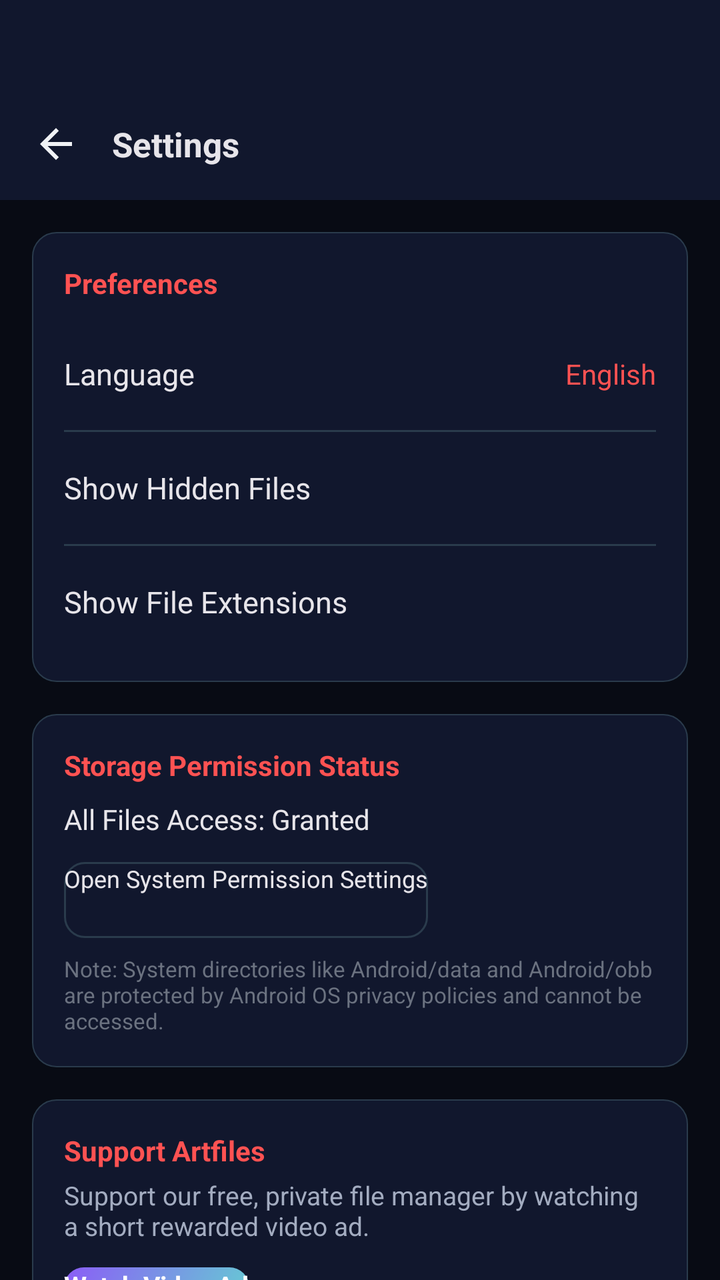
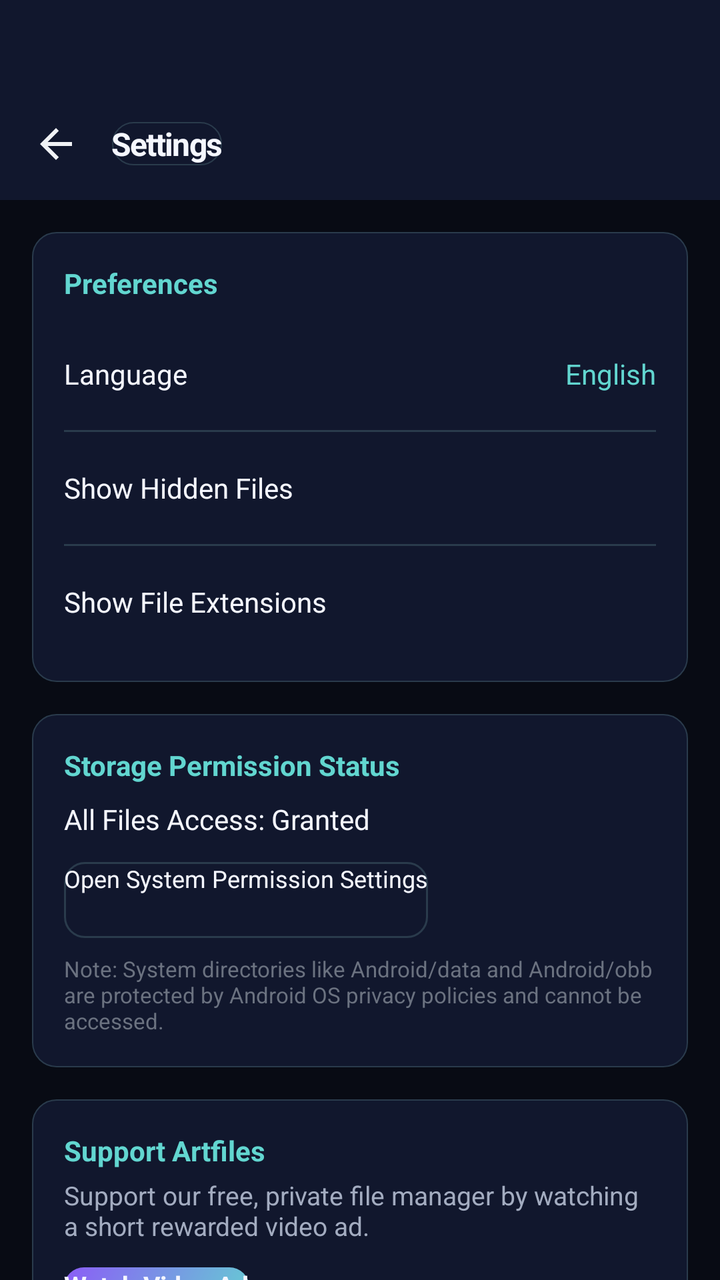

Before-and-after screenshots of an Android layout around one commit, followed by the original layout XML and the change that was made.
<!-- AndroidManifest.xml: application theme Theme.ArtrawFiles -->
<!-- res/layout/activity_settings.xml -->
<?xml version="1.0" encoding="utf-8"?>
<LinearLayout xmlns:android="http://schemas.android.com/apk/res/android"
    android:layout_width="match_parent"
    android:layout_height="match_parent"
    android:orientation="vertical"
    android:background="@color/aurora_background_deep">

    
    <LinearLayout
        android:id="@+id/headerSettings"
        android:layout_width="match_parent"
        android:layout_height="wrap_content"
        android:orientation="vertical"
        android:background="@color/aurora_background_surface">

        
        <View
            android:id="@+id/statusBarSpacerSettings"
            android:layout_width="match_parent"
            android:layout_height="44dp" />

        <RelativeLayout
            android:layout_width="match_parent"
            android:layout_height="56dp"
            android:paddingStart="8dp"
            android:paddingEnd="8dp">

            <ImageView
                android:id="@+id/btnSettingsBack"
                android:layout_width="40dp"
                android:layout_height="40dp"
                android:layout_alignParentStart="true"
                android:layout_centerVertical="true"
                android:padding="8dp"
                android:background="?android:attr/selectableItemBackgroundBorderless"
                android:src="@drawable/ic_arrow_back"
                android:contentDescription="@string/content_back" />

            <TextView
                android:layout_width="wrap_content"
                android:layout_height="wrap_content"
                android:layout_toEndOf="@id/btnSettingsBack"
                android:layout_centerVertical="true"
                android:layout_marginStart="8dp"
                android:text="@string/nav_settings"
                android:textColor="@color/text_primary_dark"
                android:textSize="17sp"
                android:textStyle="bold" />
        </RelativeLayout>
    </LinearLayout>

    <ScrollView
        android:id="@+id/scrollSettingsContent"
        android:layout_width="match_parent"
        android:layout_height="match_parent"
        android:clipToPadding="false">

        <LinearLayout
            android:layout_width="match_parent"
            android:layout_height="wrap_content"
            android:orientation="vertical"
            android:padding="16dp">

            
            <LinearLayout
                android:layout_width="match_parent"
                android:layout_height="wrap_content"
                android:orientation="vertical"
                android:background="@drawable/bg_aurora_card"
                android:padding="16dp"
                android:layout_marginBottom="16dp">

                <TextView
                    android:layout_width="wrap_content"
                    android:layout_height="wrap_content"
                    android:text="Preferences"
                    android:textColor="@color/artraw_crimson_accent"
                    android:textSize="14sp"
                    android:textStyle="bold"
                    android:layout_marginBottom="12dp" />

                
                <RelativeLayout
                    android:id="@+id/rowLanguage"
                    android:layout_width="match_parent"
                    android:layout_height="48dp"
                    android:clickable="true"
                    android:focusable="true">

                    <TextView
                        android:layout_width="wrap_content"
                        android:layout_height="wrap_content"
                        android:layout_alignParentStart="true"
                        android:layout_centerVertical="true"
                        android:text="@string/pref_language"
                        android:textColor="@color/text_primary_dark"
                        android:textSize="15sp" />

                    <TextView
                        android:id="@+id/tvCurrentLanguage"
                        android:layout_width="wrap_content"
                        android:layout_height="wrap_content"
                        android:layout_alignParentEnd="true"
                        android:layout_centerVertical="true"
                        android:text="English"
                        android:textColor="@color/artraw_crimson_accent"
                        android:textSize="14sp" />
                </RelativeLayout>

                <View
                    android:layout_width="match_parent"
                    android:layout_height="1dp"
                    android:background="@color/aurora_outline"
                    android:layout_marginTop="4dp"
                    android:layout_marginBottom="4dp" />

                
                <RelativeLayout
                    android:layout_width="match_parent"
                    android:layout_height="48dp">

                    <TextView
                        android:layout_width="wrap_content"
                        android:layout_height="wrap_content"
                        android:layout_alignParentStart="true"
                        android:layout_centerVertical="true"
                        android:text="@string/pref_show_hidden"
                        android:textColor="@color/text_primary_dark"
                        android:textSize="15sp" />

                    <CheckBox
                        android:id="@+id/cbShowHidden"
                        android:layout_width="wrap_content"
                        android:layout_height="wrap_content"
                        android:layout_alignParentEnd="true"
                        android:layout_centerVertical="true" />
                </RelativeLayout>

                <View
                    android:layout_width="match_parent"
                    android:layout_height="1dp"
                    android:background="@color/aurora_outline"
                    android:layout_marginTop="4dp"
                    android:layout_marginBottom="4dp" />

                
                <RelativeLayout
                    android:layout_width="match_parent"
                    android:layout_height="48dp">

                    <TextView
                        android:layout_width="wrap_content"
                        android:layout_height="wrap_content"
                        android:layout_alignParentStart="true"
                        android:layout_centerVertical="true"
                        android:text="@string/pref_show_extensions"
                        android:textColor="@color/text_primary_dark"
                        android:textSize="15sp" />

                    <CheckBox
                        android:id="@+id/cbShowExtensions"
                        android:layout_width="wrap_content"
                        android:layout_height="wrap_content"
                        android:layout_alignParentEnd="true"
                        android:layout_centerVertical="true" />
                </RelativeLayout>
            </LinearLayout>

            
            <LinearLayout
                android:layout_width="match_parent"
                android:layout_height="wrap_content"
                android:orientation="vertical"
                android:background="@drawable/bg_aurora_card"
                android:padding="16dp"
                android:layout_marginBottom="16dp">

                <TextView
                    android:layout_width="wrap_content"
                    android:layout_height="wrap_content"
                    android:text="Storage Permission Status"
                    android:textColor="@color/artraw_crimson_accent"
                    android:textSize="14sp"
                    android:textStyle="bold" />

                <TextView
                    android:id="@+id/tvPermissionStatus"
                    android:layout_width="match_parent"
                    android:layout_height="wrap_content"
                    android:layout_marginTop="8dp"
                    android:text="All Files Access: Granted"
                    android:textColor="@color/text_primary_dark"
                    android:textSize="14sp" />

                <Button
                    android:id="@+id/btnManagePermission"
                    android:layout_width="wrap_content"
                    android:layout_height="38dp"
                    android:layout_marginTop="12dp"
                    android:background="@drawable/bg_aurora_button_outlined"
                    android:text="Open System Permission Settings"
                    android:textColor="@color/text_primary_dark"
                    android:textSize="12sp" />

                <TextView
                    android:layout_width="match_parent"
                    android:layout_height="wrap_content"
                    android:layout_marginTop="8dp"
                    android:text="@string/perm_restricted_notice"
                    android:textColor="@color/aurora_text_tertiary"
                    android:textSize="11sp" />
            </LinearLayout>

            
            <LinearLayout
                android:layout_width="match_parent"
                android:layout_height="wrap_content"
                android:orientation="vertical"
                android:background="@drawable/bg_aurora_card"
                android:padding="16dp"
                android:layout_marginBottom="16dp">

                <TextView
                    android:layout_width="wrap_content"
                    android:layout_height="wrap_content"
                    android:text="Support Artfiles"
                    android:textColor="@color/artraw_crimson_accent"
                    android:textSize="14sp"
                    android:textStyle="bold" />

                <TextView
                    android:layout_width="match_parent"
                    android:layout_height="wrap_content"
                    android:layout_marginTop="4dp"
                    android:text="Support our free, private file manager by watching a short rewarded video ad."
                    android:textColor="@color/aurora_text_secondary"
                    android:textSize="13sp" />

                <Button
                    android:id="@+id/btnWatchRewardedAd"
                    android:layout_width="wrap_content"
                    android:layout_height="40dp"
                    android:layout_marginTop="12dp"
                    android:background="@drawable/bg_aurora_button_primary"
                    android:text="Watch Video Ad"
                    android:textColor="@android:color/white"
                    android:textSize="13sp"
                    android:textStyle="bold" />
            </LinearLayout>

            
            <LinearLayout
                android:layout_width="match_parent"
                android:layout_height="wrap_content"
                android:orientation="vertical"
                android:background="@drawable/bg_aurora_card"
                android:padding="16dp">

                <TextView
                    android:layout_width="wrap_content"
                    android:layout_height="wrap_content"
                    android:text="@string/app_name"
                    android:textColor="@color/text_primary_dark"
                    android:textSize="16sp"
                    android:textStyle="bold" />

                <TextView
                    android:id="@+id/tvAppVersion"
                    android:layout_width="wrap_content"
                    android:layout_height="wrap_content"
                    android:layout_marginTop="2dp"
                    android:text="Version 1.1.0 (Target Android 15)"
                    android:textColor="@color/aurora_text_secondary"
                    android:textSize="12sp" />

                <TextView
                    android:layout_width="match_parent"
                    android:layout_height="wrap_content"
                    android:layout_marginTop="12dp"
                    android:text="@string/pref_privacy_pledge"
                    android:textColor="@color/status_success"
                    android:textSize="13sp"
                    android:textStyle="bold" />

                <TextView
                    android:layout_width="match_parent"
                    android:layout_height="wrap_content"
                    android:layout_marginTop="4dp"
                    android:text="Artfiles processes all files exclusively on your local device. Fast, secure and modern storage management."
                    android:textColor="@color/aurora_text_secondary"
                    android:textSize="12sp" />

                <View
                    android:layout_width="match_parent"
                    android:layout_height="1dp"
                    android:background="@color/aurora_outline"
                    android:layout_marginTop="14dp"
                    android:layout_marginBottom="10dp" />

                
                <LinearLayout
                    android:id="@+id/rowPrivacyPolicy"
                    android:layout_width="match_parent"
                    android:layout_height="wrap_content"
                    android:orientation="vertical"
                    android:clickable="true"
                    android:focusable="true"
                    android:paddingTop="8dp"
                    android:paddingBottom="8dp"
                    android:background="?android:attr/selectableItemBackground">

                    <TextView
                        android:layout_width="wrap_content"
                        android:layout_height="wrap_content"
                        android:text="Privacy Policy &amp; Ad Disclosure"
                        android:textColor="@color/artraw_crimson_accent"
                        android:textSize="14sp"
                        android:textStyle="bold" />

                    <TextView
                        android:layout_width="wrap_content"
                        android:layout_height="wrap_content"
                        android:layout_marginTop="2dp"
                        android:text="Read our AdMob &amp; Play Store compliant data safety disclosure."
                        android:textColor="@color/aurora_text_secondary"
                        android:textSize="12sp" />
                </LinearLayout>

                <View
                    android:layout_width="match_parent"
                    android:layout_height="1dp"
                    android:background="@color/aurora_outline"
                    android:layout_marginTop="6dp"
                    android:layout_marginBottom="6dp" />

                
                <LinearLayout
                    android:id="@+id/rowGoogleAdSettings"
                    android:layout_width="match_parent"
                    android:layout_height="wrap_content"
                    android:orientation="vertical"
                    android:clickable="true"
                    android:focusable="true"
                    android:paddingTop="8dp"
                    android:paddingBottom="8dp"
                    android:background="?android:attr/selectableItemBackground">

                    <TextView
                        android:layout_width="wrap_content"
                        android:layout_height="wrap_content"
                        android:text="Google Ad Settings &amp; Personalization"
                        android:textColor="@color/text_primary_dark"
                        android:textSize="14sp" />

                    <TextView
                        android:layout_width="wrap_content"
                        android:layout_height="wrap_content"
                        android:layout_marginTop="2dp"
                        android:text="Manage your advertising ID and ad preferences on Google."
                        android:textColor="@color/aurora_text_secondary"
                        android:textSize="12sp" />
                </LinearLayout>

                <View
                    android:layout_width="match_parent"
                    android:layout_height="1dp"
                    android:background="@color/aurora_outline"
                    android:layout_marginTop="6dp"
                    android:layout_marginBottom="6dp" />

                
                <LinearLayout
                    android:id="@+id/rowAppAdsTxt"
                    android:layout_width="match_parent"
                    android:layout_height="wrap_content"
                    android:orientation="vertical"
                    android:clickable="true"
                    android:focusable="true"
                    android:paddingTop="8dp"
                    android:paddingBottom="8dp"
                    android:background="?android:attr/selectableItemBackground">

                    <TextView
                        android:layout_width="wrap_content"
                        android:layout_height="wrap_content"
                        android:text="Authorized Digital Sellers (app-ads.txt)"
                        android:textColor="@color/text_primary_dark"
                        android:textSize="14sp" />

                    <TextView
                        android:layout_width="wrap_content"
                        android:layout_height="wrap_content"
                        android:layout_marginTop="2dp"
                        android:text="Publisher ID: pub-7925407604309207 (Direct Seller)"
                        android:textColor="@color/status_success"
                        android:textSize="12sp" />
                </LinearLayout>
            </LinearLayout>
        </LinearLayout>
    </ScrollView>
</LinearLayout>
<!-- resources referenced by this layout -->
<resources>
  <color name="artraw_crimson_accent">#FF5252</color>
  <color name="aurora_background_deep">#080B14</color>
  <color name="aurora_background_surface">#11172D</color>
  <color name="aurora_outline">#2A3B4C</color>
  <color name="aurora_text_secondary">#A3ACC0</color>
  <color name="aurora_text_tertiary">#6B7280</color>
  <color name="status_success">#00C853</color>
  <color name="text_primary_dark">#E7E5EA</color>
  <!-- drawable bg_aurora_button_outlined (drawable) -->
  <?xml version="1.0" encoding="utf-8"?>
  <shape xmlns:android="http://schemas.android.com/apk/res/android"
      android:shape="rectangle">
      <solid android:color="@android:color/transparent" />
      <corners android:radius="10dp" />
      <stroke
          android:width="1dp"
          android:color="@color/aurora_outline" />
  </shape>
  <!-- drawable bg_aurora_button_primary (drawable) -->
  <?xml version="1.0" encoding="utf-8"?>
  <shape xmlns:android="http://schemas.android.com/apk/res/android"
      android:shape="rectangle">
      
      <gradient
          android:type="linear"
          android:startColor="@color/aurora_primary"
          android:endColor="@color/aurora_secondary"
          android:angle="135" />
      <corners android:radius="10dp" />
  </shape>
  <!-- drawable bg_aurora_card (drawable) -->
  <?xml version="1.0" encoding="utf-8"?>
  <shape xmlns:android="http://schemas.android.com/apk/res/android"
      android:shape="rectangle">
      <solid android:color="@color/aurora_background_surface" />
      <corners android:radius="12dp" />
      <stroke
          android:width="0.5dp"
          android:color="@color/aurora_outline" />
  </shape>
  <!-- drawable ic_arrow_back (drawable) -->
  <vector xmlns:android="http://schemas.android.com/apk/res/android"
      android:width="24dp"
      android:height="24dp"
      android:viewportWidth="24"
      android:viewportHeight="24">
      <path
          android:fillColor="#F0F2F5"
          android:pathData="M20,11H7.83l5.59,-5.59L12,4l-8,8 8,8 1.41,-1.41L7.83,13H20v-2z"/>
  </vector>
  <string name="app_name">Artfiles</string>
  <string name="content_back">Back</string>
  <string name="nav_settings">Settings</string>
  <string name="perm_restricted_notice">Note: System directories like Android/data and Android/obb are protected by Android OS privacy policies and cannot be accessed.</string>
  <string name="pref_language">Language</string>
  <string name="pref_privacy_pledge">Fast • Modern • Private Storage</string>
  <string name="pref_show_extensions">Show File Extensions</string>
  <string name="pref_show_hidden">Show Hidden Files</string>
  <color name="aurora_primary">#62D6D0</color>
  <color name="aurora_secondary">#8B5CF6</color>
  <!-- unchanged entries left out for length: 1 -->
</resources>

<!-- the commit's change to res/layout/activity_settings.xml (unified diff, before → after) -->
@@ -43,9 +43,9 @@
                 android:layout_centerVertical="true"
                 android:layout_marginStart="8dp"
                 android:text="@string/nav_settings"
-                android:textColor="@color/text_primary_dark"
-                android:textSize="17sp"
-                android:textStyle="bold" />
+                android:textStyle="bold"
+                android:textColor="@color/aurora_text_primary"
+                style="@style/Widget.ArtrawFiles.Text.Title" />
         </RelativeLayout>
     </LinearLayout>
 
@@ -74,7 +74,7 @@
                     android:layout_width="wrap_content"
                     android:layout_height="wrap_content"
                     android:text="Preferences"
-                    android:textColor="@color/artraw_crimson_accent"
+                    android:textColor="@color/aurora_primary"
                     android:textSize="14sp"
                     android:textStyle="bold"
                     android:layout_marginBottom="12dp" />
@@ -93,8 +93,8 @@
                         android:layout_alignParentStart="true"
                         android:layout_centerVertical="true"
                         android:text="@string/pref_language"
-                        android:textColor="@color/text_primary_dark"
-                        android:textSize="15sp" />
+                        android:textColor="@color/aurora_text_primary"
+                        android:textSize="14sp" />
 
                     <TextView
                         android:id="@+id/tvCurrentLanguage"
@@ -103,7 +103,7 @@
                         android:layout_alignParentEnd="true"
                         android:layout_centerVertical="true"
                         android:text="English"
-                        android:textColor="@color/artraw_crimson_accent"
+                        android:textColor="@color/aurora_primary"
                         android:textSize="14sp" />
                 </RelativeLayout>
 
@@ -125,8 +125,8 @@
                         android:layout_alignParentStart="true"
                         android:layout_centerVertical="true"
                         android:text="@string/pref_show_hidden"
-                        android:textColor="@color/text_primary_dark"
-                        android:textSize="15sp" />
+                        android:textColor="@color/aurora_text_primary"
+                        android:textSize="14sp" />
 
                     <CheckBox
                         android:id="@+id/cbShowHidden"
@@ -154,8 +154,8 @@
                         android:layout_alignParentStart="true"
                         android:layout_centerVertical="true"
                         android:text="@string/pref_show_extensions"
-                        android:textColor="@color/text_primary_dark"
-                        android:textSize="15sp" />
+                        android:textColor="@color/aurora_text_primary"
+                        android:textSize="14sp" />
 
                     <CheckBox
                         android:id="@+id/cbShowExtensions"
@@ -179,7 +179,7 @@
                     android:layout_width="wrap_content"
                     android:layout_height="wrap_content"
                     android:text="Storage Permission Status"
-                    android:textColor="@color/artraw_crimson_accent"
+                    android:textColor="@color/aurora_primary"
                     android:textSize="14sp"
                     android:textStyle="bold" />
 
@@ -189,7 +189,7 @@
                     android:layout_height="wrap_content"
                     android:layout_marginTop="8dp"
                     android:text="All Files Access: Granted"
-                    android:textColor="@color/text_primary_dark"
+                    android:textColor="@color/aurora_text_primary"
                     android:textSize="14sp" />
 
                 <Button
@@ -199,7 +199,7 @@
                     android:layout_marginTop="12dp"
                     android:background="@drawable/bg_aurora_button_outlined"
                     android:text="Open System Permission Settings"
-                    android:textColor="@color/text_primary_dark"
+                    android:textColor="@color/aurora_text_primary"
                     android:textSize="12sp" />
 
                 <TextView
@@ -224,7 +224,7 @@
                     android:layout_width="wrap_content"
                     android:layout_height="wrap_content"
                     android:text="Support Artfiles"
-                    android:textColor="@color/artraw_crimson_accent"
+                    android:textColor="@color/aurora_primary"
                     android:textSize="14sp"
                     android:textStyle="bold" />
 
@@ -243,7 +243,7 @@
                     android:layout_marginTop="12dp"
                     android:background="@drawable/bg_aurora_button_primary"
                     android:text="Watch Video Ad"
-                    android:textColor="@android:color/white"
+                    android:textColor="@color/aurora_text_primary"
                     android:textSize="13sp"
                     android:textStyle="bold" />
             </LinearLayout>
@@ -260,7 +260,7 @@
                     android:layout_width="wrap_content"
                     android:layout_height="wrap_content"
                     android:text="@string/app_name"
-                    android:textColor="@color/text_primary_dark"
+                    android:textColor="@color/aurora_text_primary"
                     android:textSize="16sp"
                     android:textStyle="bold" />
 
@@ -278,7 +278,7 @@
                     android:layout_height="wrap_content"
                     android:layout_marginTop="12dp"
                     android:text="@string/pref_privacy_pledge"
-                    android:textColor="@color/status_success"
+                    android:textColor="@color/aurora_success"
                     android:textSize="13sp"
                     android:textStyle="bold" />
 
@@ -313,7 +313,7 @@
                         android:layout_width="wrap_content"
                         android:layout_height="wrap_content"
                         android:text="Privacy Policy &amp; Ad Disclosure"
-                        android:textColor="@color/artraw_crimson_accent"
+                        android:textColor="@color/aurora_primary"
                         android:textSize="14sp"
                         android:textStyle="bold" />
 
@@ -349,7 +349,7 @@
                         android:layout_width="wrap_content"
                         android:layout_height="wrap_content"
                         android:text="Google Ad Settings &amp; Personalization"
-                        android:textColor="@color/text_primary_dark"
+                        android:textColor="@color/aurora_text_primary"
                         android:textSize="14sp" />
 
                     <TextView
@@ -384,7 +384,7 @@
                         android:layout_width="wrap_content"
                         android:layout_height="wrap_content"
                         android:text="Authorized Digital Sellers (app-ads.txt)"
-                        android:textColor="@color/text_primary_dark"
+                        android:textColor="@color/aurora_text_primary"
                         android:textSize="14sp" />
 
                     <TextView
@@ -392,7 +392,7 @@
                         android:layout_height="wrap_content"
                         android:layout_marginTop="2dp"
                         android:text="Publisher ID: pub-7925407604309207 (Direct Seller)"
-                        android:textColor="@color/status_success"
+                        android:textColor="@color/aurora_success"
                         android:textSize="12sp" />
                 </LinearLayout>
             </LinearLayout>
<!-- resource entries referenced after the edit -->
@@ -1,13 +1,10 @@
 <!-- resources referenced by this layout -->
 <resources>
-  <color name="artraw_crimson_accent">#FF5252</color>
   <color name="aurora_background_deep">#080B14</color>
   <color name="aurora_background_surface">#11172D</color>
   <color name="aurora_outline">#2A3B4C</color>
   <color name="aurora_text_secondary">#A3ACC0</color>
   <color name="aurora_text_tertiary">#6B7280</color>
-  <color name="status_success">#00C853</color>
-  <color name="text_primary_dark">#E7E5EA</color>
   <!-- drawable bg_aurora_button_outlined (drawable) -->
   <?xml version="1.0" encoding="utf-8"?>
   <shape xmlns:android="http://schemas.android.com/apk/res/android"
@@ -58,8 +55,28 @@
   <string name="pref_privacy_pledge">Fast • Modern • Private Storage</string>
   <string name="pref_show_extensions">Show File Extensions</string>
   <string name="pref_show_hidden">Show Hidden Files</string>
+  <style name="Widget.ArtrawFiles.Text.Title" parent="Widget.ArtrawFiles.Text.Display">
+          <item name="android:textSize">16sp</item>
+          <item name="android:textStyle">bold</item>
+          <item name="android:lineHeight">24sp</item>
+      </style>
   <color name="aurora_primary">#62D6D0</color>
+  <color name="aurora_success">#34D399</color>
+  <color name="aurora_text_primary">#F5F7FF</color>
   <color name="aurora_secondary">#8B5CF6</color>
+  <style name="Widget.ArtrawFiles.Text.Display" parent="Widget.ArtrawFiles.Text">
+          <item name="android:textSize">24sp</item>
+          <item name="android:textStyle">bold</item>
+          <item name="android:lineHeight">32sp</item>
+          <item name="android:letterSpacing">-0.04</item>
+      </style>
+  <style name="Widget.ArtrawFiles.Text">
+          <item name="android:textColor">@color/aurora_text_primary</item>
+          <item name="android:textSize">14sp</item>
+          <item name="android:textStyle">normal</item>
+          <item name="android:fontFamily">sans-serif</item>
+          <item name="android:lineHeight">21sp</item>
+      </style>
   <!-- unchanged entries left out for length: 1 -->
 </resources>
 
